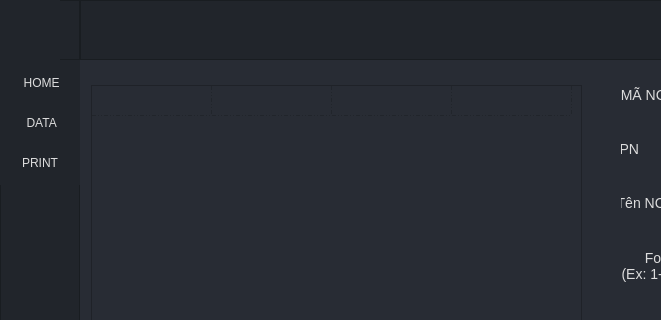
hoahoa3197/S01_SMT_2, file ScanVT2.ui: the form before one commit; both pictures show x 0 to 661 and y 0 to 320 of the 1000 by 649 pixel window.
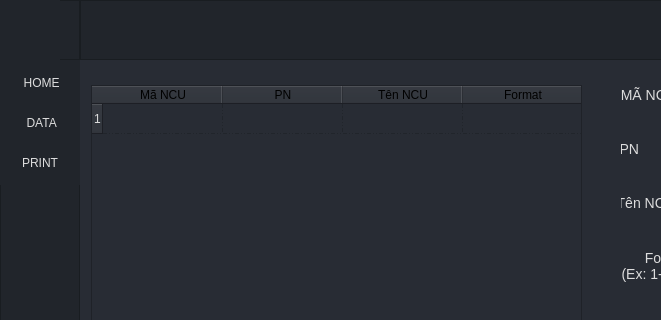
The form after the commit. The open tabs and pages were chosen to show the change. Icons and pictures are not drawn.

Patch:
```diff
--- a/ScanVT2.ui
+++ b/ScanVT2.ui
@@ -543,7 +543,7 @@
        <number>1</number>
       </property>
       <attribute name="horizontalHeaderVisible">
-       <bool>false</bool>
+       <bool>true</bool>
       </attribute>
       <attribute name="horizontalHeaderCascadingSectionResizes">
        <bool>true</bool>
@@ -555,7 +555,7 @@
        <bool>false</bool>
       </attribute>
       <attribute name="verticalHeaderVisible">
-       <bool>false</bool>
+       <bool>true</bool>
       </attribute>
       <row/>
       <column>
```
Left out of the diff: 2 changed lines with no effect on the pictures.
